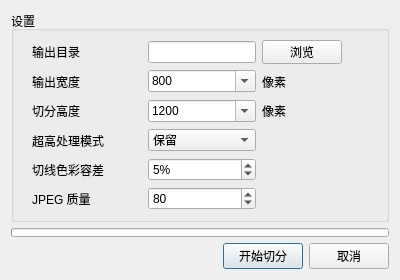
The window that Source/CutImageDialog.ui (WorksAhead/ComicCutter) describes before a commit, drawn with Qt 5.
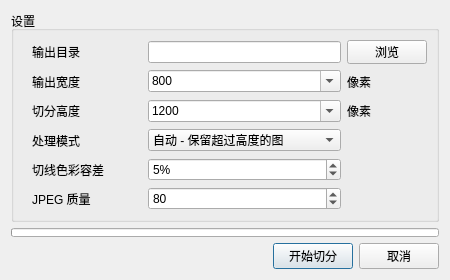
The same window after the commit.

Commit message: 增加全手动模式。

Diff of the .ui file:
```diff
--- a/Source/CutImageDialog.ui
+++ b/Source/CutImageDialog.ui
@@ -6,19 +6,19 @@
    <rect>
     <x>0</x>
     <y>0</y>
-    <width>400</width>
+    <width>450</width>
     <height>280</height>
    </rect>
   </property>
   <property name="minimumSize">
    <size>
-    <width>400</width>
+    <width>450</width>
     <height>280</height>
    </size>
   </property>
   <property name="maximumSize">
    <size>
-    <width>400</width>
+    <width>450</width>
     <height>280</height>
    </size>
   </property>
@@ -28,7 +28,7 @@
      <property name="title">
       <string>设置</string>
      </property>
-     <layout class="QGridLayout" name="gridLayout_2" columnstretch="0,0,0,1" rowminimumheight="24,24,24,24,24,0" columnminimumwidth="110,80,0,0">
+     <layout class="QGridLayout" name="gridLayout_2" columnstretch="0,1,0,0" rowminimumheight="24,24,24,24,24,0" columnminimumwidth="110,80,0,0">
       <property name="leftMargin">
        <number>18</number>
       </property>
@@ -102,7 +102,7 @@
       <item row="3" column="0">
        <widget class="QLabel" name="label_5">
         <property name="text">
-         <string>超高处理模式</string>
+         <string>处理模式</string>
         </property>
        </widget>
       </item>
@@ -140,23 +140,28 @@
        </widget>
       </item>
       <item row="3" column="1">
-       <widget class="QComboBox" name="extraHeightModeBox">
+       <widget class="QComboBox" name="modeBox">
         <property name="enabled">
          <bool>true</bool>
         </property>
         <item>
          <property name="text">
-          <string>保留</string>
+          <string>自动 - 保留超过高度的图</string>
          </property>
         </item>
         <item>
          <property name="text">
-          <string>强制切分</string>
+          <string>自动 - 强制切分超过高度的图</string>
          </property>
         </item>
         <item>
          <property name="text">
-          <string>手动</string>
+          <string>半自动 - 手动处理超过高度的图</string>
+         </property>
+        </item>
+        <item>
+         <property name="text">
+          <string>全手动</string>
          </property>
         </item>
        </widget>
@@ -185,7 +190,7 @@
         </property>
         <property name="sizeHint" stdset="0">
          <size>
-          <width>40</width>
+          <width>20</width>
           <height>20</height>
          </size>
         </property>
```
Left out of the diff: 2 changed lines with no effect on the pictures. The commit also changes 8 other files.
